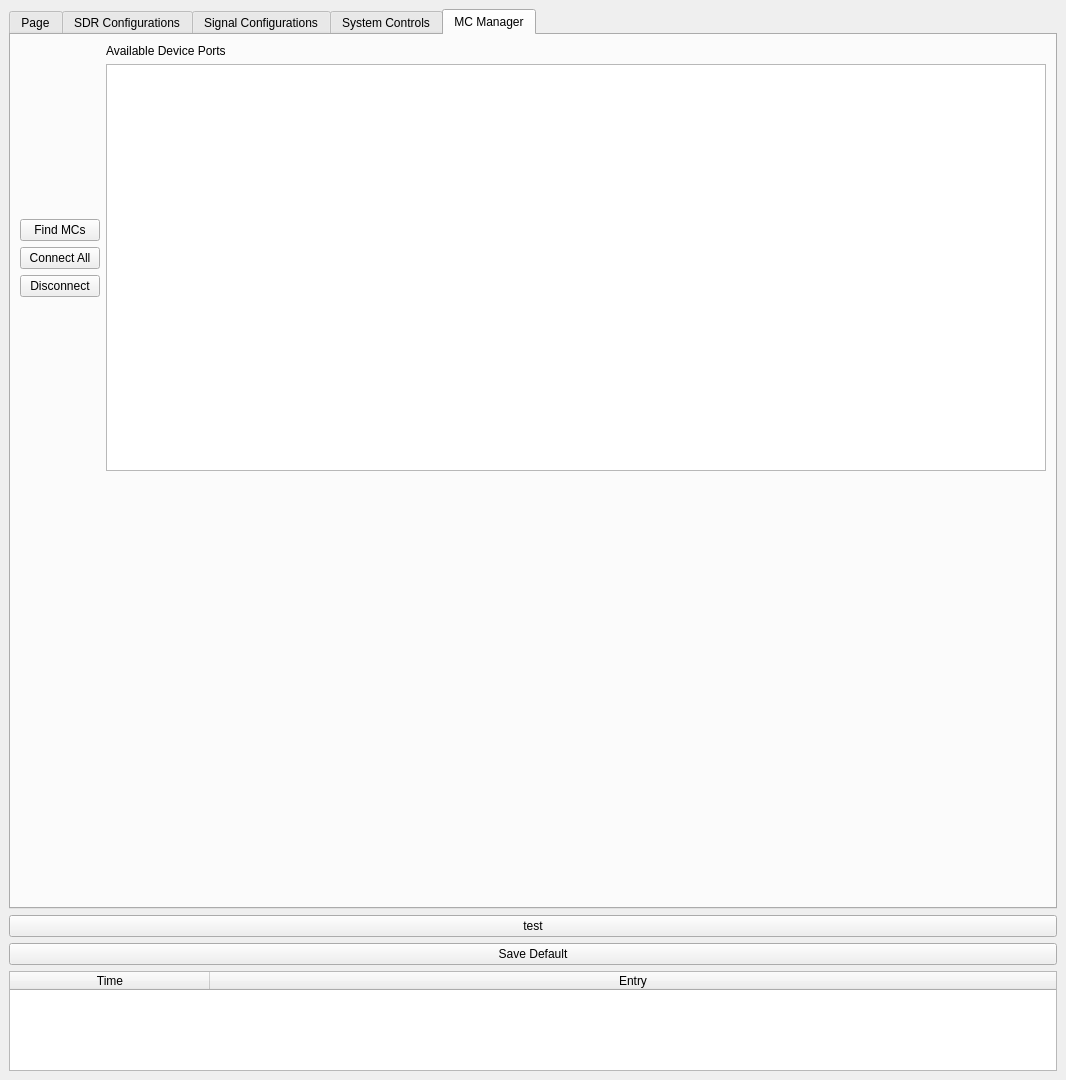
First picture: the form in caa_project/maingui.ui, repository jranstrom/usrp_caa_ui, before the edit.
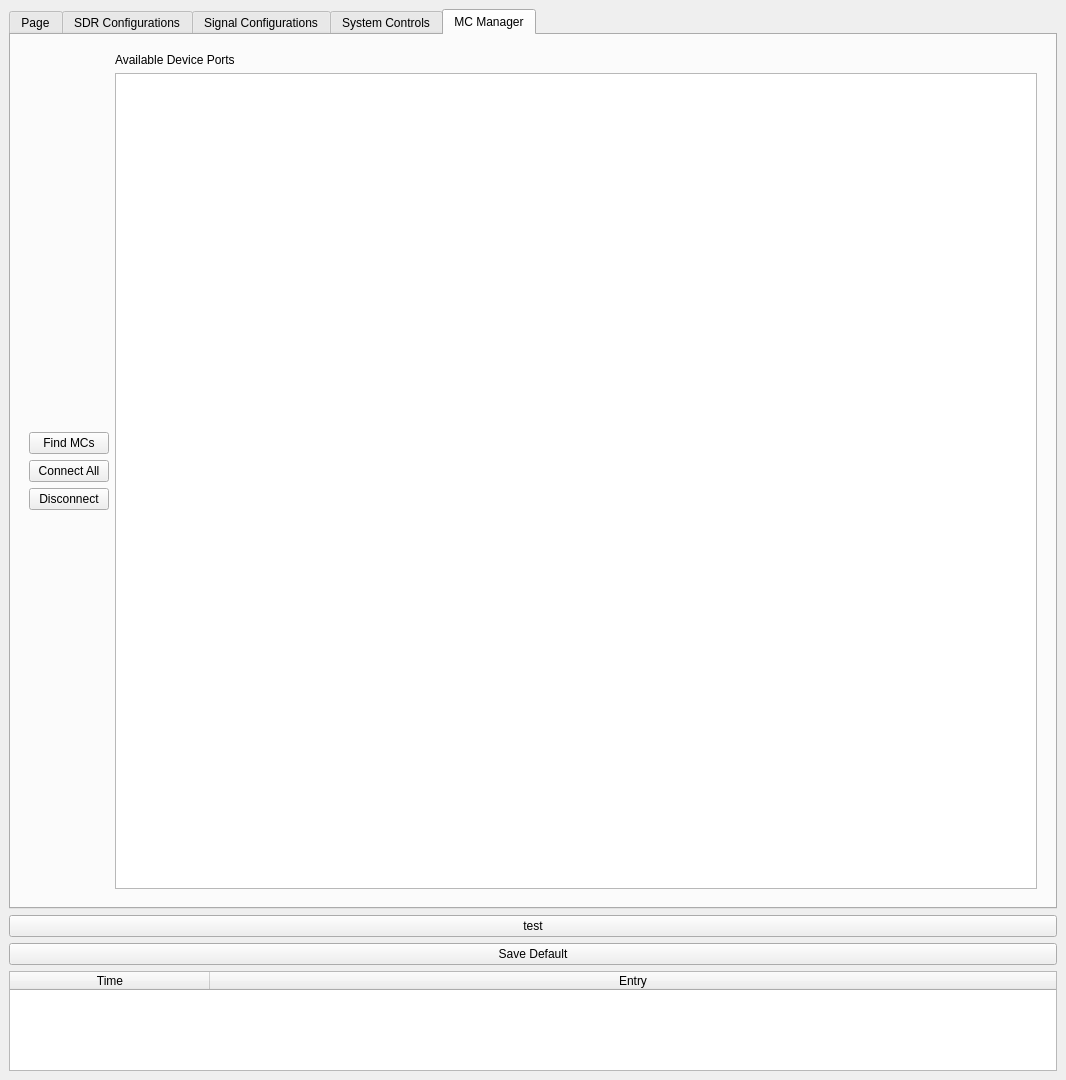
Second picture: the form after the edit. The open tabs and pages were chosen to show the change. Custom widgets are drawn as their Qt base class.

Commit message: Fix bug where all tabs had MC-tabs width

```diff
--- a/caa_project/maingui.ui
+++ b/caa_project/maingui.ui
@@ -2049,6 +2049,9 @@
        </attribute>
        <layout class="QGridLayout" name="gridLayout_5">
         <item row="0" column="0">
+         <widget class="QWidget" name="mc_container" native="true">
+          <layout class="QVBoxLayout" name="verticalLayout_30">
+           <item>
          <layout class="QVBoxLayout" name="verticalLayout_27">
           <item>
            <layout class="QGridLayout" name="gridLayout_mcs">
@@ -2125,18 +2128,8 @@
           </item>
          </layout>
         </item>
-        <item row="1" column="0">
-         <spacer name="verticalSpacer_8">
-          <property name="orientation">
-           <enum>Qt::Vertical</enum>
-          </property>
-          <property name="sizeHint" stdset="0">
-           <size>
-            <width>20</width>
-            <height>40</height>
-           </size>
-          </property>
-         </spacer>
+          </layout>
+         </widget>
         </item>
        </layout>
       </widget>
```
Left out of the diff: 2 changed lines with no effect on the pictures. Lines whose indentation alone changed are shown as unchanged. The commit also changes 1 other file.
